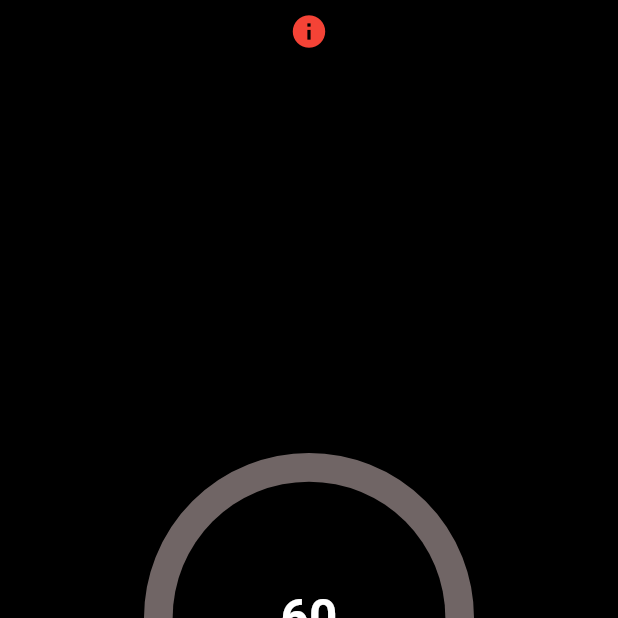
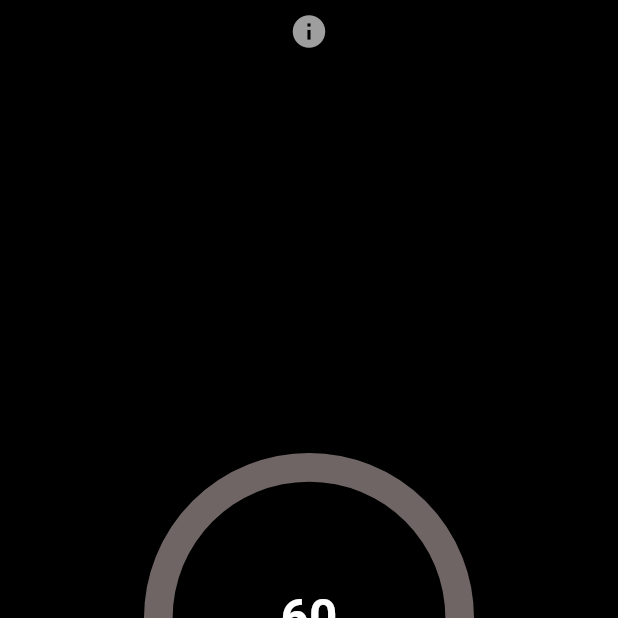
Before and after one commit to slaybhi/one_min_timer, a Flutter app: the screen it shows after launch, on a phone screen of 412 x 824 dp, the top half of it. Run offline on Flutter 3.47's test engine with Material 2 defaults, Android fonts, the phone set to English and light mode, and no system bars; drawn by our look-alikes of circular_countdown_timer; our stand-ins replace vibration, wakelock; missing offline and left inert: flutter_beep, wear.

```diff
--- a/lib/main.dart
+++ b/lib/main.dart
@@ -1,10 +1,10 @@
 import 'package:circular_countdown_timer/circular_countdown_timer.dart';
 import 'package:flutter/material.dart';
+import 'package:flutter_beep/flutter_beep.dart';
 import 'package:one_min_timer/infoPage.dart';
 import 'package:vibration/vibration.dart';
 import 'package:wakelock/wakelock.dart';
 import 'package:wear/wear.dart';
-import 'package:flutter_beep/flutter_beep.dart';
 
 void main() {
   runApp(const MyApp());
@@ -50,7 +50,7 @@ class _MyAppState extends State<MyApp> {
                         child: Icon(
                           Icons.info,
                           size: 26,
-                          color: Colors.red,
+                          color: Colors.grey,
                         ),
                       ),
                     ),
--- a/pubspec.yaml
+++ b/pubspec.yaml
@@ -63,7 +63,9 @@ flutter:
   uses-material-design: true
 
   # To add assets to your application, add an assets section, like this:
-  # assets:
+  assets:
+    - assets/
+
   #   - images/a_dot_burr.jpeg
   #   - images/a_dot_ham.jpeg
 
@@ -78,7 +80,7 @@ flutter:
   # "family" key with the font family name, and a "fonts" key with a
   # list giving the asset and other descriptors for the font. For
   # example:
-  # fonts:
+#   fonts:
   #   - family: Schyler
   #     fonts:
   #       - asset: fonts/Schyler-Regular.ttf
```
Also changed, not shown: lib/infoPage.dart (+5 -3 lines), assets/next.png (added).
